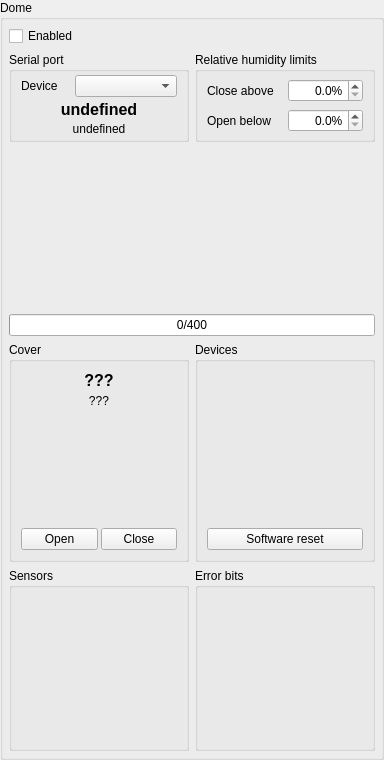
Old version of the form widgets/qdome.ui in the repository AMOS-uniba/amos-client.
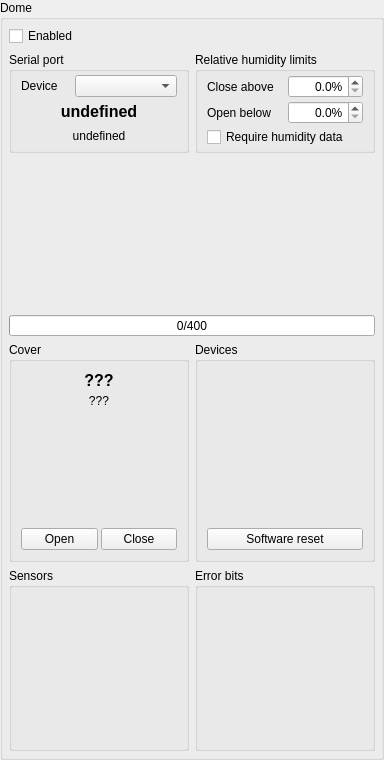
New version of the form. Custom widgets are drawn as their Qt base class.

Commit message: Do not treat a missing humidity reading as dry air

```diff
--- a/widgets/qdome.ui
+++ b/widgets/qdome.ui
@@ -273,6 +273,16 @@
            </property>
           </widget>
          </item>
+         <item row="3" column="0" colspan="2">
+          <widget class="QCheckBox" name="cb_require_humidity">
+           <property name="toolTip">
+            <string>Refuse to open, and close after a minute, when the humidity reading is missing, stale or from a sensor the dome reports as failed. Untick only if the sensor is known to be broken.</string>
+           </property>
+           <property name="text">
+            <string>Require humidity data</string>
+           </property>
+          </widget>
+         </item>
         </layout>
        </widget>
       </item>
```
Left out of the diff: 1 changed line with no effect on the pictures. The commit also changes 2 other files.
